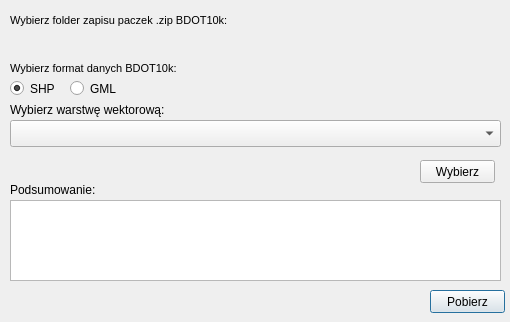
marylaGIS/bdot10k, file bdot10k_dialog_by_layer.ui: the form before one commit.
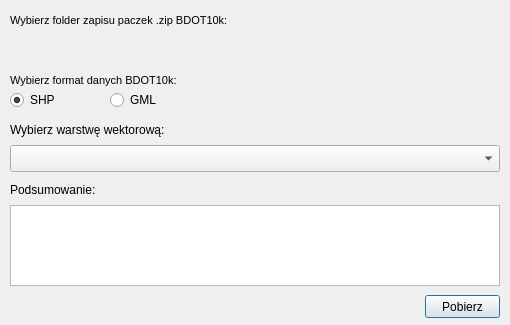
The form after the commit. Custom widgets are drawn as their Qt base class.

Commit message: layerChanged signal and resize dlgByLayer

```diff
--- a/bdot10k_dialog_by_layer.ui
+++ b/bdot10k_dialog_by_layer.ui
@@ -7,9 +7,21 @@
     <x>0</x>
     <y>0</y>
     <width>510</width>
-    <height>322</height>
+    <height>325</height>
    </rect>
   </property>
+  <property name="minimumSize">
+   <size>
+    <width>510</width>
+    <height>325</height>
+   </size>
+  </property>
+  <property name="maximumSize">
+   <size>
+    <width>510</width>
+    <height>325</height>
+   </size>
+  </property>
   <property name="windowTitle">
    <string>BDOT10k</string>
   </property>
@@ -17,8 +29,8 @@
    <property name="geometry">
     <rect>
      <x>10</x>
-     <y>100</y>
-     <width>491</width>
+     <y>120</y>
+     <width>490</width>
      <height>20</height>
     </rect>
    </property>
@@ -30,18 +42,21 @@
    <property name="geometry">
     <rect>
      <x>10</x>
-     <y>120</y>
-     <width>491</width>
+     <y>145</y>
+     <width>490</width>
      <height>27</height>
     </rect>
    </property>
+   <property name="currentIndex">
+    <number>-1</number>
+   </property>
   </widget>
   <widget class="QTextBrowser" name="txt">
    <property name="geometry">
     <rect>
      <x>10</x>
-     <y>200</y>
-     <width>491</width>
+     <y>205</y>
+     <width>490</width>
      <height>81</height>
     </rect>
    </property>
@@ -49,8 +64,8 @@
   <widget class="QPushButton" name="btnDwnl">
    <property name="geometry">
     <rect>
-     <x>430</x>
-     <y>290</y>
+     <x>425</x>
+     <y>295</y>
      <width>75</width>
      <height>23</height>
     </rect>
@@ -63,9 +78,9 @@
    <property name="geometry">
     <rect>
      <x>10</x>
-     <y>80</y>
-     <width>51</width>
-     <height>17</height>
+     <y>90</y>
+     <width>90</width>
+     <height>20</height>
     </rect>
    </property>
    <property name="text">
@@ -79,9 +94,9 @@
    <property name="geometry">
     <rect>
      <x>10</x>
-     <y>60</y>
-     <width>491</width>
-     <height>16</height>
+     <y>70</y>
+     <width>490</width>
+     <height>20</height>
     </rect>
    </property>
    <property name="font">
@@ -99,10 +114,10 @@
   <widget class="QRadioButton" name="rbtnGML">
    <property name="geometry">
     <rect>
-     <x>70</x>
-     <y>80</y>
-     <width>51</width>
-     <height>17</height>
+     <x>110</x>
+     <y>90</y>
+     <width>90</width>
+     <height>20</height>
     </rect>
    </property>
    <property name="text">
@@ -114,7 +129,7 @@
     <rect>
      <x>10</x>
      <y>10</y>
-     <width>491</width>
+     <width>490</width>
      <height>20</height>
     </rect>
    </property>
@@ -134,8 +149,8 @@
    <property name="geometry">
     <rect>
      <x>10</x>
-     <y>30</y>
-     <width>491</width>
+     <y>35</y>
+     <width>490</width>
      <height>27</height>
     </rect>
    </property>
@@ -143,25 +158,12 @@
     <enum>QgsFileWidget::GetDirectory</enum>
    </property>
   </widget>
-  <widget class="QPushButton" name="btnSelect">
-   <property name="geometry">
-    <rect>
-     <x>420</x>
-     <y>160</y>
-     <width>75</width>
-     <height>23</height>
-    </rect>
-   </property>
-   <property name="text">
-    <string>Wybierz</string>
-   </property>
-  </widget>
   <widget class="QLabel" name="label4">
    <property name="geometry">
     <rect>
      <x>10</x>
      <y>180</y>
-     <width>491</width>
+     <width>490</width>
      <height>20</height>
     </rect>
    </property>
```
